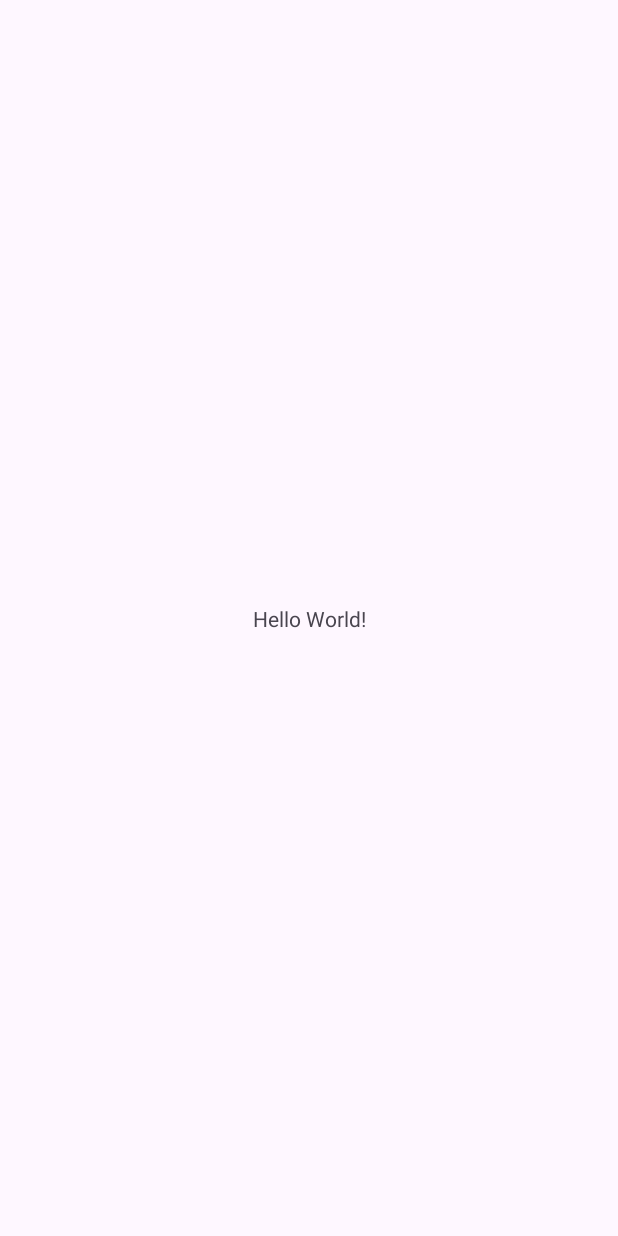
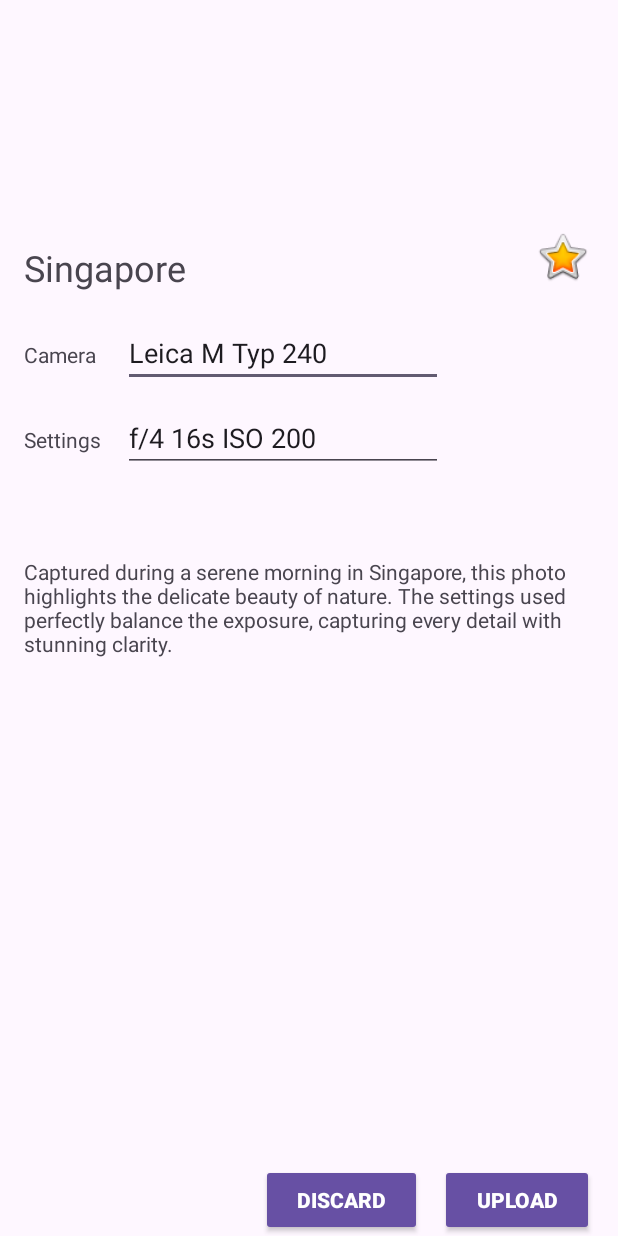
Before and after one commit to NhatTrung16/64123765-AndroidProgramming, an Android app: the screen it shows after launch (MainActivity), on a phone screen of 412 x 824 dp. Before the commit the screen is almost empty. Run offline under Robolectric (Android 15) with nearby library versions, the phone set to English and light mode, and no system bars.

Commit message:
làm bài thực hành cơ bản làm quen với Android Studio
Thực hành làm quen

```diff
--- a/BaiTH_1_SING/app/src/main/AndroidManifest.xml
+++ b/BaiTH_1_SING/app/src/main/AndroidManifest.xml
@@ -1,6 +1,6 @@
 <?xml version="1.0" encoding="utf-8"?>
 <manifest xmlns:android="http://schemas.android.com/apk/res/android"
-    xmlns:tools="http://schemas.android.com/tools">
+    xmlns:tools="http://schemas.android.com/tools" >
 
     <application
         android:allowBackup="true"
@@ -11,10 +11,10 @@
         android:roundIcon="@mipmap/ic_launcher_round"
         android:supportsRtl="true"
         android:theme="@style/Theme.BaiTH_1_SING"
-        tools:targetApi="31">
+        tools:targetApi="31" >
         <activity
             android:name=".MainActivity"
-            android:exported="true">
+            android:exported="true" >
             <intent-filter>
                 <action android:name="android.intent.action.MAIN" />
 
--- a/BaiTH_1_SING/app/src/main/res/layout/activity_main.xml
+++ b/BaiTH_1_SING/app/src/main/res/layout/activity_main.xml
@@ -7,13 +7,128 @@
     android:layout_height="match_parent"
     tools:context=".MainActivity">
 
-    <TextView
-        android:layout_width="wrap_content"
-        android:layout_height="wrap_content"
-        android:text="Hello World!"
+    <ImageView
+        android:id="@+id/header"
+        android:layout_width="0dp"
+        android:layout_height="150dp"
+        android:scaleType="centerCrop"
         app:layout_constraintBottom_toBottomOf="parent"
         app:layout_constraintEnd_toEndOf="parent"
         app:layout_constraintStart_toStartOf="parent"
-        app:layout_constraintTop_toTopOf="parent" />
+        app:layout_constraintTop_toTopOf="parent"
+        app:layout_constraintVertical_bias="0.0"
+        tools:srcCompat="@tools:sample/backgrounds/scenic" />
+
+    <Button
+        android:id="@+id/button2"
+        style="@style/Widget.AppCompat.Button.Colored"
+        android:layout_width="wrap_content"
+        android:layout_height="wrap_content"
+        android:layout_marginEnd="16dp"
+        android:text="UPLOAD"
+        android:textColor="#FFFFFF"
+        android:textStyle="bold"
+        app:layout_constraintBottom_toBottomOf="parent"
+        app:layout_constraintEnd_toEndOf="parent" />
+
+    <Button
+        android:id="@+id/button3"
+        style="@style/Widget.AppCompat.Button.Colored"
+        android:layout_width="wrap_content"
+        android:layout_height="wrap_content"
+        android:layout_marginEnd="12dp"
+        android:text="DISCARD"
+        android:textAlignment="center"
+        android:textColor="#FFFFFF"
+        android:textStyle="bold"
+        android:visibility="visible"
+        app:layout_constraintBaseline_toBaselineOf="@+id/button2"
+        app:layout_constraintEnd_toStartOf="@+id/button2" />
+
+    <TextView
+        android:id="@+id/titleText"
+        android:layout_width="wrap_content"
+        android:layout_height="wrap_content"
+        android:layout_marginStart="16dp"
+        android:layout_marginTop="12dp"
+        android:text="Singapore"
+        android:textSize="24sp"
+        app:layout_constraintStart_toStartOf="parent"
+        app:layout_constraintTop_toBottomOf="@+id/header" />
+
+    <TextView
+        android:id="@+id/cameraLabel"
+        android:layout_width="wrap_content"
+        android:layout_height="wrap_content"
+        android:layout_marginStart="16dp"
+        android:text="Camera"
+        app:layout_constraintBaseline_toBaselineOf="@+id/cameraEdit"
+        app:layout_constraintEnd_toStartOf="@+id/cameraEdit"
+        app:layout_constraintHorizontal_bias="0.0"
+        app:layout_constraintStart_toStartOf="parent" />
+
+    <EditText
+        android:id="@+id/cameraEdit"
+        android:layout_width="wrap_content"
+        android:layout_height="wrap_content"
+        android:ems="10"
+        android:inputType="text"
+        android:text="Leica M Typ 240"
+        app:layout_constraintBottom_toBottomOf="parent"
+        app:layout_constraintEnd_toEndOf="parent"
+        app:layout_constraintHorizontal_bias="0.412"
+        app:layout_constraintStart_toStartOf="parent"
+        app:layout_constraintTop_toBottomOf="@+id/header"
+        app:layout_constraintVertical_bias="0.1" />
+
+    <TextView
+        android:id="@+id/settingsLabel"
+        android:layout_width="wrap_content"
+        android:layout_height="wrap_content"
+        android:layout_marginStart="16dp"
+        android:text="Settings"
+        app:layout_constraintBaseline_toBaselineOf="@+id/settingsEdit"
+        app:layout_constraintStart_toStartOf="parent" />
+
+    <EditText
+        android:id="@+id/settingsEdit"
+        android:layout_width="wrap_content"
+        android:layout_height="wrap_content"
+        android:ems="10"
+        android:inputType="text"
+        android:text="f/4 16s ISO 200"
+        app:layout_constraintBottom_toBottomOf="parent"
+        app:layout_constraintEnd_toEndOf="parent"
+        app:layout_constraintHorizontal_bias="0.0"
+        app:layout_constraintStart_toStartOf="@+id/cameraEdit"
+        app:layout_constraintTop_toBottomOf="@+id/cameraEdit"
+        app:layout_constraintVertical_bias="0.022" />
+
+    <ImageView
+        android:id="@+id/imageStar"
+        android:layout_width="42dp"
+        android:layout_height="38dp"
+        android:layout_marginEnd="16dp"
+        app:layout_constraintBottom_toBottomOf="parent"
+        app:layout_constraintEnd_toEndOf="parent"
+        app:layout_constraintHorizontal_bias="1.0"
+        app:layout_constraintStart_toEndOf="@+id/titleText"
+        app:layout_constraintTop_toTopOf="parent"
+        app:layout_constraintVertical_bias="0.193"
+        app:srcCompat="@android:drawable/btn_star_big_on" />
+
+    <TextView
+        android:id="@+id/textBox"
+        android:layout_width="0dp"
+        android:layout_height="361dp"
+        android:layout_marginStart="16dp"
+        android:layout_marginEnd="16dp"
+        android:layout_marginBottom="48dp"
+        android:text="Captured during a serene morning in Singapore, this photo highlights the delicate beauty of nature. The settings used perfectly balance the exposure, capturing every detail with stunning clarity."
+        app:layout_constraintBottom_toBottomOf="parent"
+        app:layout_constraintEnd_toEndOf="parent"
+        app:layout_constraintStart_toStartOf="parent"
+        app:layout_constraintTop_toBottomOf="@+id/settingsLabel"
+        app:layout_constraintVertical_bias="0.612" />
 
 </androidx.constraintlayout.widget.ConstraintLayout>
--- a/BaiTH_1_SING/app/src/main/res/values/strings.xml
+++ b/BaiTH_1_SING/app/src/main/res/values/strings.xml
@@ -1,3 +1,4 @@
 <resources>
     <string name="app_name">BaiTH_1_SING</string>
+
 </resources>
```
